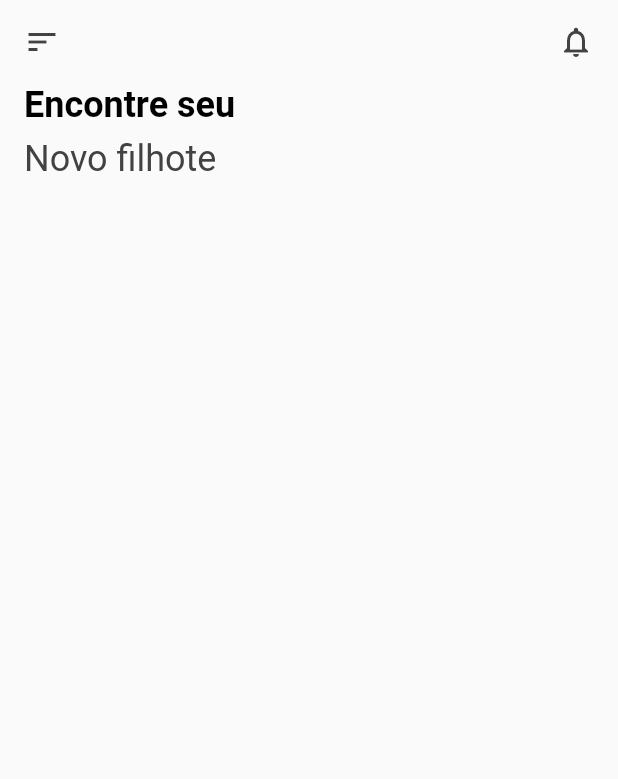
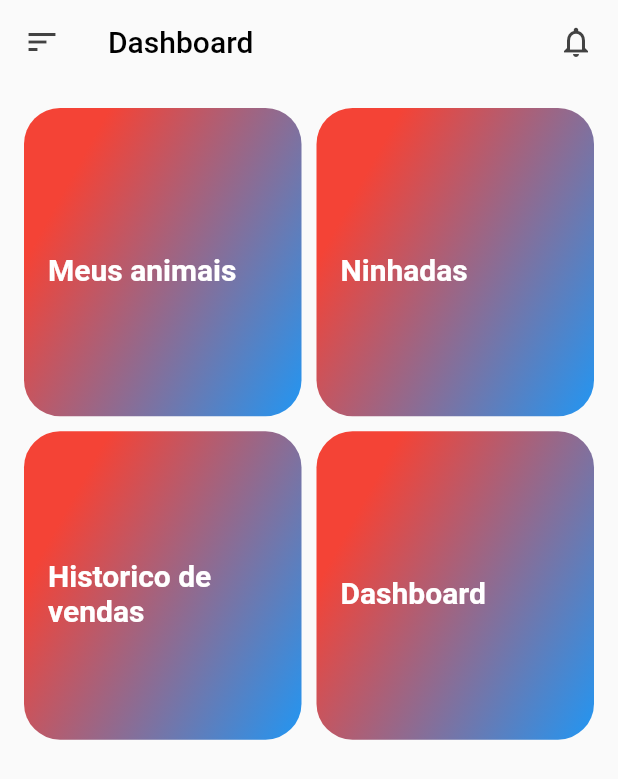
Before and after one commit to cl0v/pedigree_seller, a Flutter app: the HomeScreen screen opened directly, on a phone screen of 412 x 824 dp. Shown: the top 779 px of the screen. Run offline on Flutter 3.47's test engine with Material 2 defaults, Android fonts, the phone set to English and light mode, and no system bars; our stand-ins replace date_time_picker, image_picker.

Commit message:
.commit anti dorg

```diff
--- a/lib/app.dart
+++ b/lib/app.dart
@@ -1,5 +1,6 @@
 import 'package:flutter/material.dart';
 import 'package:pedigree_seller/app/pages/home/home_screen.dart';
+import 'package:pedigree_seller/app/pages/ninhada/cadastrar_ninhada/cadastrar_ninhada_screen.dart';
 
 class MyApp extends StatelessWidget {
   @override
@@ -7,7 +8,7 @@ class MyApp extends StatelessWidget {
     return MaterialApp(
       title: 'Pedigree seller',
       debugShowCheckedModeBanner: false,
-      home: HomeScreen(),
+      home: CadastrarNinhadaScreen(),
     );
   }
 }
--- a/lib/app/pages/home/home_screen.dart
+++ b/lib/app/pages/home/home_screen.dart
@@ -1,4 +1,8 @@
 import 'package:flutter/material.dart';
+import 'package:pedigree_seller/app/pages/ninhada/ninhada_screen.dart';
+import 'package:pedigree_seller/app/pages/pets/pets_screen.dart';
+import 'package:pedigree_seller/app/utils/nav.dart';
+import 'package:pedigree_seller/constants.dart';
 
 class HomeScreen extends StatefulWidget {
   @override
@@ -6,6 +10,64 @@ class HomeScreen extends StatefulWidget {
 }
 
 class _HomeScreenState extends State<HomeScreen> {
+  Widget _myGridItem(
+      String gridName, Color color1, Color color2, VoidCallback onTap) {
+    return GestureDetector(
+      onTap: onTap,
+      child: Container(
+        decoration: BoxDecoration(
+          borderRadius: BorderRadius.circular(24),
+          gradient: LinearGradient(
+            colors: [
+              color1,
+              color2,
+            ],
+            begin: Alignment.centerLeft,
+            end: Alignment(1.0, 1.0),
+          ),
+        ),
+        child: Stack(
+          children: [
+            Opacity(
+              opacity: .3,
+              child: Container(
+                decoration: BoxDecoration(
+                  borderRadius: BorderRadius.circular(24),
+                  // image: DecorationImage(
+                  //   image: NetworkImage(
+                  //     gridImage,
+                  //   ),
+                  //   fit: BoxFit.fill,
+                  // ),
+                ),
+              ),
+            ),
+            Column(
+              mainAxisAlignment: MainAxisAlignment.center,
+              crossAxisAlignment: CrossAxisAlignment.center,
+              children: [
+                SizedBox(
+                  height: 10,
+                ),
+                Padding(
+                  padding: EdgeInsets.only(left: 16),
+                  child: Text(
+                    gridName,
+                    style: TextStyle(
+                      color: Colors.white,
+                      fontSize: 20,
+                      fontWeight: FontWeight.bold,
+                    ),
+                  ),
+                ),
+              ],
+            ),
+          ],
+        ),
+      ),
+    );
+  }
+
   @override
   Widget build(BuildContext context) {
     return Scaffold(
@@ -13,6 +75,7 @@ class _HomeScreenState extends State<HomeScreen> {
         brightness: Brightness.light,
         backgroundColor: Colors.transparent,
         elevation: 0,
+        title: Text('Dashboard', style: kTitleTextStyle,),
         leading: Builder(builder: (BuildContext context) {
           return IconButton(
             icon: Icon(
@@ -34,13 +97,22 @@ class _HomeScreenState extends State<HomeScreen> {
         ],
       ),
       drawer: CustomDrawer(),
-      body: SafeArea(
-        child: ListView(
-          physics: BouncingScrollPhysics(),
-          children: [
-            HomeTitleSectionWidget(),
-          ],
-        ),
+      body: GridView.count(
+        crossAxisCount: 2,
+        padding: EdgeInsets.all(16),
+        childAspectRatio: 0.9,
+        crossAxisSpacing: 10,
+        mainAxisSpacing: 10,
+        children: [
+          _myGridItem('Meus animais', Colors.red, Colors.blue, () {
+            push(context, PetScreen());
+          }),
+          _myGridItem('Ninhadas', Colors.red, Colors.blue, () {
+            push(context, NinhadasScreen());
+          }),
+          _myGridItem('Historico de vendas', Colors.red, Colors.blue, () {}),
+          _myGridItem('Dashboard ', Colors.red, Colors.blue, () {}),
+        ],
       ),
     );
   }
--- a/lib/app/pages/store_home/store_species_screen.dart
+++ b/lib/app/pages/store_home/store_species_screen.dart
@@ -53,7 +53,6 @@ class _StoreSpeciesScreenState extends State<StoreSpeciesScreen> {
             onPressed: () => Navigator.pop(context),
           );
         }),
-
       ),
       body: Container(
         height: MediaQuery.of(context).size.height,
@@ -75,8 +74,7 @@ class _StoreSpeciesScreenState extends State<StoreSpeciesScreen> {
     );
   }
 
-  BottomAppBar _bottomAppBar(Size size, BuildContext context) {
-    return BottomAppBar(
+  BottomAppBar _bottomAppBar(Size size, BuildContext context) => BottomAppBar(
         color: Colors.transparent,
         elevation: 0,
         child: Padding(
@@ -100,4 +98,3 @@ class _StoreSpeciesScreenState extends State<StoreSpeciesScreen> {
         ),
       );
 }
-}
--- /dev/null
+++ b/lib/app/utils/nav.dart
@@ -0,0 +1,10 @@
+import 'package:flutter/material.dart';
+
+push(BuildContext context, Widget page) => Navigator.push(
+      context,
+      MaterialPageRoute(
+        builder: (context) => page,
+      ),
+    );
+
+back(BuildContext context) => Navigator.pop(context);
--- a/lib/main.dart
+++ b/lib/main.dart
@@ -1,5 +1,7 @@
 import 'package:flutter/material.dart';
 import 'package:pedigree_seller/app.dart';
+
+//TODO: Use modelos e variaveis em ptBr, vai evitar perder tempo pensando em ing
 
 //TODO: Criar página de cadastro do pet
 //TODO: Dashboard completa
```
Also changed, not shown: lib/app/models/breed_data.dart (added, +9 -0 lines), lib/app/models/breed_model.dart (added, +15 -0 lines), lib/app/models/ninhada_model.dart (added, +88 -0 lines), lib/app/models/pet_model.dart (added, +74 -0 lines), lib/app/pages/ninhada/cadastrar_ninhada/cadastrar_ninhada_screen.dart (renamed from lib/app/pages/store_home/store_home_screen.dart, +6 -6 lines), lib/app/pages/ninhada/ninhada_screen.dart (added, +85 -0 lines), lib/app/pages/pets/pet_registration/pet_registration_screen.dart (renamed from lib/app/pages/pet_registration/pet_registration_screen.dart, +7 -31 lines), lib/app/pages/pets/pets_screen.dart (added, +74 -0 lines). Lines whose indentation alone changed are shown as unchanged.
